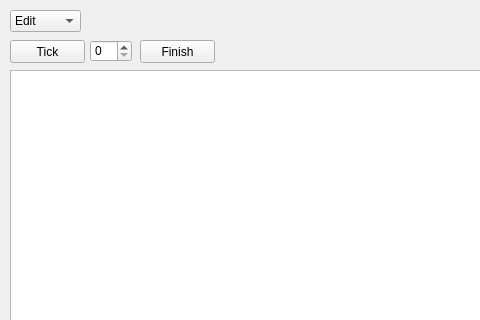
Old version of the form NetworkQT/BroadcastSessionView.ui in the repository hrachyahakobyan/Network-Simulator-C-; both pictures show x 0 to 480 and y 0 to 320 of the 668 by 521 pixel window.
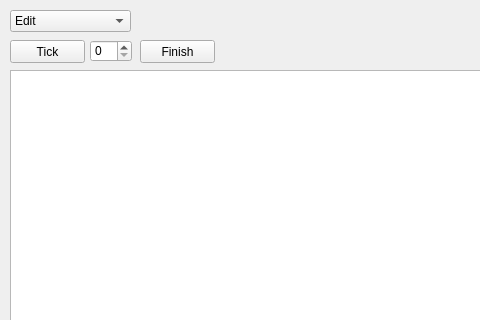
New version of the form.

The edit to the form file:
```diff
--- a/NetworkQT/BroadcastSessionView.ui
+++ b/NetworkQT/BroadcastSessionView.ui
@@ -103,7 +103,7 @@
     <rect>
      <x>10</x>
      <y>10</y>
-     <width>71</width>
+     <width>121</width>
      <height>22</height>
     </rect>
    </property>
```
